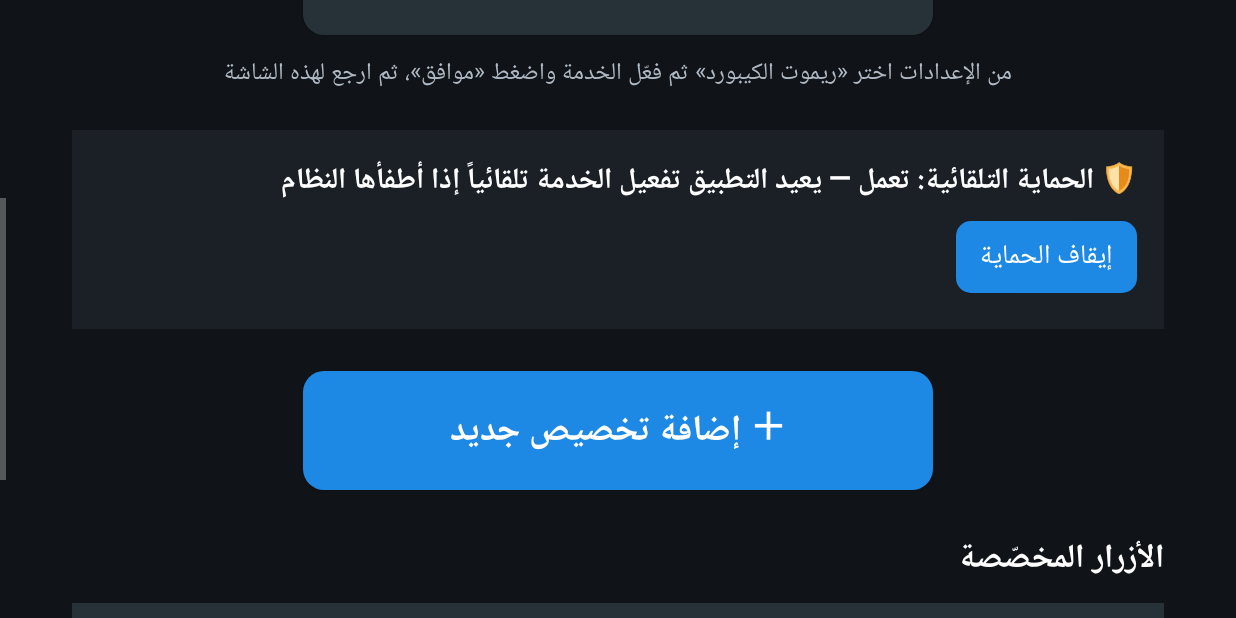
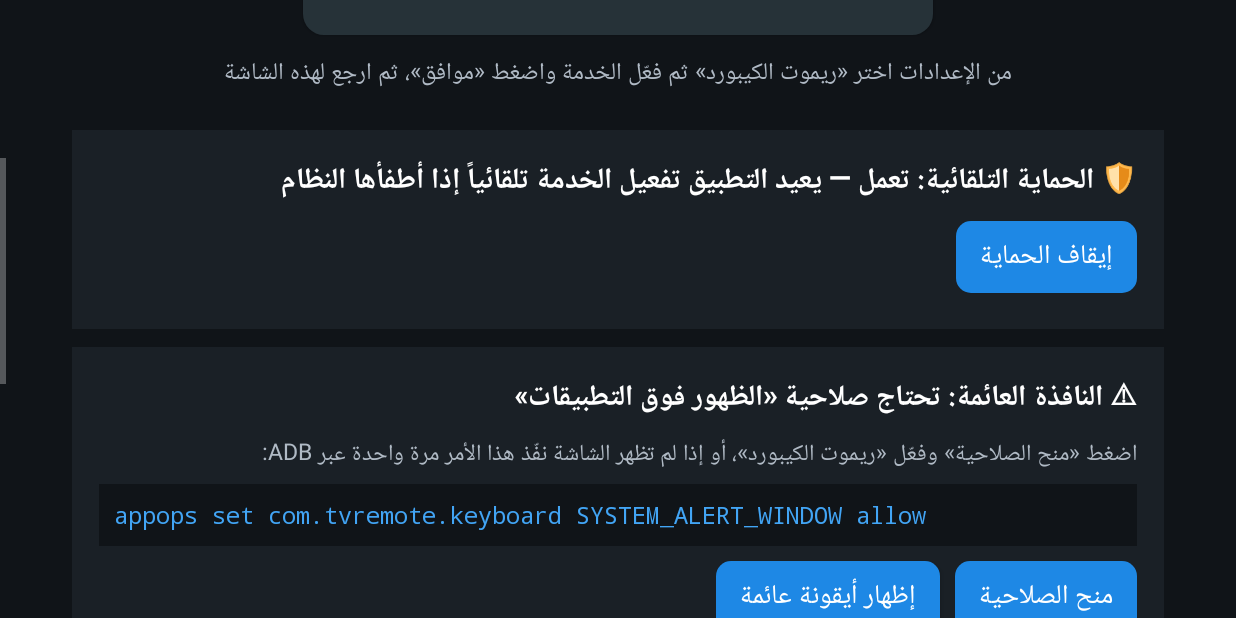
Before and after one commit to mrshed10/0.0, an Android app: the screen it shows after launch (MainActivity), scrolled down 288 dp, on a phone screen of 824 x 412 dp (held sideways). Run offline under Robolectric (Android 15) with nearby library versions, the phone set to English and light mode, and no system bars.

Commit message:
KeyboardRemoteTV: floating overlay window to keep the process alive
- 1px transparent always-on overlay (TYPE_APPLICATION_OVERLAY when
  SYSTEM_ALERT_WINDOW is granted, accessibility overlay otherwise) so the
  process is treated as visible UI and is not killed by memory cleaners
- Optional visible floating keyboard icon, toggled from the app
- UI section with permission status, grant button and adb appops fallback

Co-Authored-By: Claude Opus 5.5 <noreply@anthropic.com>
Claude-Session: https://claude.ai/code/session_01AsSNgqNeYnbX2vgvMPysJ1

```diff
--- a/KeyboardRemoteTV/app/build.gradle.kts
+++ b/KeyboardRemoteTV/app/build.gradle.kts
@@ -11,8 +11,8 @@ android {
         applicationId = "com.tvremote.keyboard"
         minSdk = 21          // يعمل على معظم أجهزة TV Box القديمة (Android 5+)
         targetSdk = 35
-        versionCode = 3
-        versionName = "2.1"
+        versionCode = 4
+        versionName = "2.2"
     }
 
     buildTypes {
--- a/KeyboardRemoteTV/app/src/main/AndroidManifest.xml
+++ b/KeyboardRemoteTV/app/src/main/AndroidManifest.xml
@@ -13,6 +13,8 @@
     <!-- الخدمة الأمامية (Foreground Service) لحماية الخدمة من الإغلاق -->
     <uses-permission android:name="android.permission.FOREGROUND_SERVICE" />
     <uses-permission android:name="android.permission.FOREGROUND_SERVICE_SPECIAL_USE" />
+    <!-- نافذة عائمة فوق التطبيقات لرفع أولوية التطبيق ومنع إغلاقه -->
+    <uses-permission android:name="android.permission.SYSTEM_ALERT_WINDOW" />
     <!-- لتشغيل الحارس بعد إقلاع الجهاز -->
     <uses-permission android:name="android.permission.RECEIVE_BOOT_COMPLETED" />
     <!-- تُمنح مرة واحدة عبر ADB حتى يعيد التطبيق تفعيل خدمته إذا أطفأها النظام:
--- a/KeyboardRemoteTV/app/src/main/java/com/tvremote/keyboard/KeyboardRemoteService.kt
+++ b/KeyboardRemoteTV/app/src/main/java/com/tvremote/keyboard/KeyboardRemoteService.kt
@@ -32,6 +32,7 @@ class KeyboardRemoteService : AccessibilityService() {
 
     private lateinit var audioManager: AudioManager
     private var connected = false
+    private var overlay: FloatingOverlay? = null
 
     // ───────────────────────── دورة الحياة ─────────────────────────
 
@@ -57,7 +58,11 @@ class KeyboardRemoteService : AccessibilityService() {
             Log.w(TAG, "startService(self) failed", e)
         }
 
-        // ثالثاً: نشغّل الحارس الدوري
+        // ثالثاً: نافذة عائمة فوق التطبيقات ⇒ أولوية "واجهة ظاهرة" ضد الإغلاق
+        instance = this
+        overlay = FloatingOverlay(this).also { it.show() }
+
+        // رابعاً: نشغّل الحارس الدوري
         ServiceGuard.schedulePeriodic(this)
         Log.i(TAG, "Keyboard remote service connected")
     }
@@ -84,7 +89,15 @@ class KeyboardRemoteService : AccessibilityService() {
         super.onTaskRemoved(rootIntent)
     }
 
+    /** تُستدعى من الواجهة بعد منح صلاحية الظهور أو تغيير إعداد الأيقونة */
+    fun refreshOverlay() {
+        overlay?.show()
+    }
+
     override fun onUnbind(intent: Intent?): Boolean {
+        overlay?.hide()
+        overlay = null
+        instance = null
         connected = false
         isRunning = false
         // لا نوقف الإشعار هنا: إن كان الفصل بسبب إغلاق غير مقصود سيعيد الحارس الربط
@@ -93,6 +106,9 @@ class KeyboardRemoteService : AccessibilityService() {
     }
 
     override fun onDestroy() {
+        overlay?.hide()
+        overlay = null
+        instance = null
         connected = false
         isRunning = false
         stopForegroundCompat()
@@ -289,6 +305,11 @@ class KeyboardRemoteService : AccessibilityService() {
         @Volatile
         var captureMode = false
 
+        /** النسخة المتصلة حالياً (لتحديث النافذة العائمة من الواجهة) */
+        @Volatile
+        var instance: KeyboardRemoteService? = null
+            private set
+
         fun component(context: Context) =
             ComponentName(context, KeyboardRemoteService::class.java)
 
--- a/KeyboardRemoteTV/app/src/main/java/com/tvremote/keyboard/MainActivity.kt
+++ b/KeyboardRemoteTV/app/src/main/java/com/tvremote/keyboard/MainActivity.kt
@@ -4,6 +4,8 @@ import android.app.Activity
 import android.app.AlertDialog
 import android.content.ActivityNotFoundException
 import android.content.Intent
+import android.net.Uri
+import android.os.Build
 import android.os.Bundle
 import android.provider.Settings
 import android.view.Gravity
@@ -25,6 +27,11 @@ class MainActivity : Activity() {
     private lateinit var guardHelpText: TextView
     private lateinit var guardCommandText: TextView
     private lateinit var guardToggleButton: Button
+    private lateinit var overlayStatusText: TextView
+    private lateinit var overlayHelpText: TextView
+    private lateinit var overlayCommandText: TextView
+    private lateinit var overlayPermissionButton: Button
+    private lateinit var overlayIconButton: Button
 
     override fun onCreate(savedInstanceState: Bundle?) {
         super.onCreate(savedInstanceState)
@@ -39,6 +46,17 @@ class MainActivity : Activity() {
         guardHelpText = findViewById(R.id.guardHelpText)
         guardCommandText = findViewById(R.id.guardCommandText)
         guardToggleButton = findViewById(R.id.guardToggleButton)
+        overlayStatusText = findViewById(R.id.overlayStatusText)
+        overlayHelpText = findViewById(R.id.overlayHelpText)
+        overlayCommandText = findViewById(R.id.overlayCommandText)
+        overlayPermissionButton = findViewById(R.id.overlayPermissionButton)
+        overlayIconButton = findViewById(R.id.overlayIconButton)
+        overlayPermissionButton.setOnClickListener { openOverlayPermission() }
+        overlayIconButton.setOnClickListener {
+            FloatingOverlay.setIconEnabled(this, !FloatingOverlay.isIconEnabled(this))
+            KeyboardRemoteService.instance?.refreshOverlay()
+            updateOverlay()
+        }
         guardToggleButton.setOnClickListener {
             ServiceGuard.setGuardEnabled(this, !ServiceGuard.isGuardEnabled(this))
             updateGuard()
@@ -53,6 +71,8 @@ class MainActivity : Activity() {
         super.onResume()
         updateStatus()
         updateGuard()
+        updateOverlay()
+        KeyboardRemoteService.instance?.refreshOverlay() // بعد منح الصلاحية نرقّي النافذة فوراً
         renderMappings()
         ServiceGuard.schedulePeriodic(this)
         repairInBackground()
@@ -72,6 +92,35 @@ class MainActivity : Activity() {
         } else {
             statusText.setText(R.string.status_disabled)
             statusText.setBackgroundResource(R.drawable.status_disabled_bg)
+        }
+    }
+
+    // ───────────────────────── النافذة العائمة ─────────────────────────
+
+    private fun updateOverlay() {
+        val granted = FloatingOverlay.canDrawOverlays(this)
+        overlayStatusText.setText(if (granted) R.string.overlay_on else R.string.overlay_no_permission)
+        val help = if (granted) View.GONE else View.VISIBLE
+        overlayHelpText.visibility = help
+        overlayCommandText.visibility = help
+        overlayPermissionButton.visibility = help
+        overlayIconButton.setText(
+            if (FloatingOverlay.isIconEnabled(this)) R.string.overlay_icon_hide
+            else R.string.overlay_icon_show
+        )
+    }
+
+    private fun openOverlayPermission() {
+        if (Build.VERSION.SDK_INT < Build.VERSION_CODES.M) return
+        try {
+            startActivity(
+                Intent(
+                    Settings.ACTION_MANAGE_OVERLAY_PERMISSION,
+                    Uri.parse("package:$packageName")
+                )
+            )
+        } catch (e: ActivityNotFoundException) {
+            Toast.makeText(this, R.string.overlay_settings_missing, Toast.LENGTH_LONG).show()
         }
     }
 
--- a/KeyboardRemoteTV/app/src/main/res/layout/activity_main.xml
+++ b/KeyboardRemoteTV/app/src/main/res/layout/activity_main.xml
@@ -113,6 +113,67 @@
                 android:background="@drawable/small_button_bg" />
         </LinearLayout>
 
+        <!-- النافذة العائمة -->
+        <LinearLayout
+            android:layout_width="match_parent"
+            android:layout_height="wrap_content"
+            android:layout_marginTop="12dp"
+            android:background="@color/row_bg"
+            android:orientation="vertical"
+            android:padding="18dp">
+
+            <TextView
+                android:id="@+id/overlayStatusText"
+                android:layout_width="match_parent"
+                android:layout_height="wrap_content"
+                android:textColor="@color/text_primary"
+                android:textSize="19sp"
+                android:textStyle="bold" />
+
+            <TextView
+                android:id="@+id/overlayHelpText"
+                android:layout_width="match_parent"
+                android:layout_height="wrap_content"
+                android:layout_marginTop="8dp"
+                android:text="@string/overlay_help"
+                android:textColor="@color/text_secondary"
+                android:textSize="15sp" />
+
+            <TextView
+                android:id="@+id/overlayCommandText"
+                android:layout_width="match_parent"
+                android:layout_height="wrap_content"
+                android:layout_marginTop="6dp"
+                android:background="@color/bg"
+                android:padding="10dp"
+                android:text="@string/overlay_adb_command"
+                android:textColor="@color/accent_focused"
+                android:textDirection="ltr"
+                android:textIsSelectable="true"
+                android:textSize="15sp"
+                android:typeface="monospace" />
+
+            <LinearLayout
+                android:layout_width="wrap_content"
+                android:layout_height="wrap_content"
+                android:orientation="horizontal">
+
+                <Button
+                    android:id="@+id/overlayPermissionButton"
+                    style="@style/SmallButton"
+                    android:layout_marginTop="10dp"
+                    android:layout_marginEnd="10dp"
+                    android:background="@drawable/small_button_bg"
+                    android:text="@string/overlay_grant" />
+
+                <Button
+                    android:id="@+id/overlayIconButton"
+                    style="@style/SmallButton"
+                    android:layout_marginTop="10dp"
+                    android:background="@drawable/small_button_bg" />
+            </LinearLayout>
+        </LinearLayout>
+
         <!-- زر إضافة تخصيص جديد -->
         <Button
             android:id="@+id/addMappingButton"
--- a/KeyboardRemoteTV/app/src/main/res/values/strings.xml
+++ b/KeyboardRemoteTV/app/src/main/res/values/strings.xml
@@ -55,6 +55,16 @@
     <string name="guard_turn_on">تشغيل الحماية</string>
     <string name="guard_repaired">تمت إعادة تفعيل الخدمة تلقائياً ✔</string>
 
+    <!-- النافذة العائمة -->
+    <string name="overlay_on">🪟 النافذة العائمة: تعمل — التطبيق يبقى فوق كل التطبيقات ولا يُغلق</string>
+    <string name="overlay_no_permission">⚠ النافذة العائمة: تحتاج صلاحية «الظهور فوق التطبيقات»</string>
+    <string name="overlay_help">اضغط «منح الصلاحية» وفعّل «ريموت الكيبورد»، أو إذا لم تظهر الشاشة نفّذ هذا الأمر مرة واحدة عبر ADB:</string>
+    <string name="overlay_adb_command">appops set com.tvremote.keyboard SYSTEM_ALERT_WINDOW allow</string>
+    <string name="overlay_grant">منح الصلاحية</string>
+    <string name="overlay_icon_show">إظهار أيقونة عائمة</string>
+    <string name="overlay_icon_hide">إخفاء الأيقونة العائمة</string>
+    <string name="overlay_settings_missing">شاشة الصلاحية غير موجودة في هذا الجهاز، استخدم أمر ADB الظاهر</string>
+
     <!-- الإشعار الدائم -->
     <string name="notif_channel">تشغيل الخدمة في الخلفية</string>
     <string name="notif_title">ريموت الكيبورد يعمل</string>
```
Also changed, not shown: KeyboardRemoteTV/app/src/main/java/com/tvremote/keyboard/FloatingOverlay.kt (added, +108 -0 lines).
